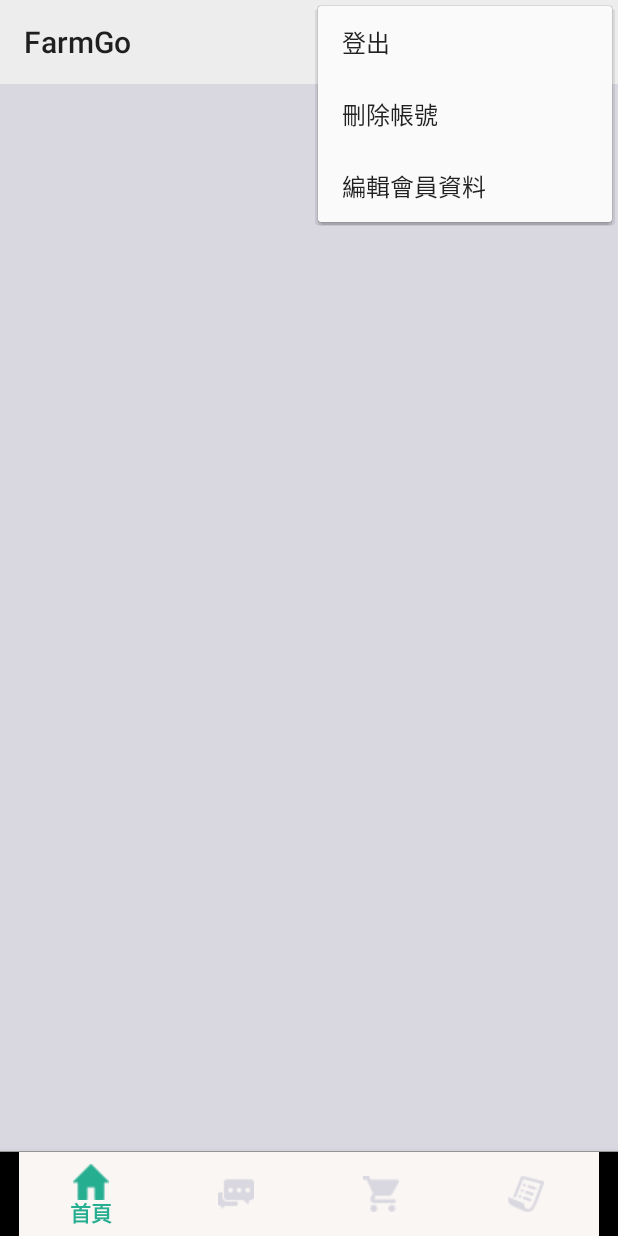
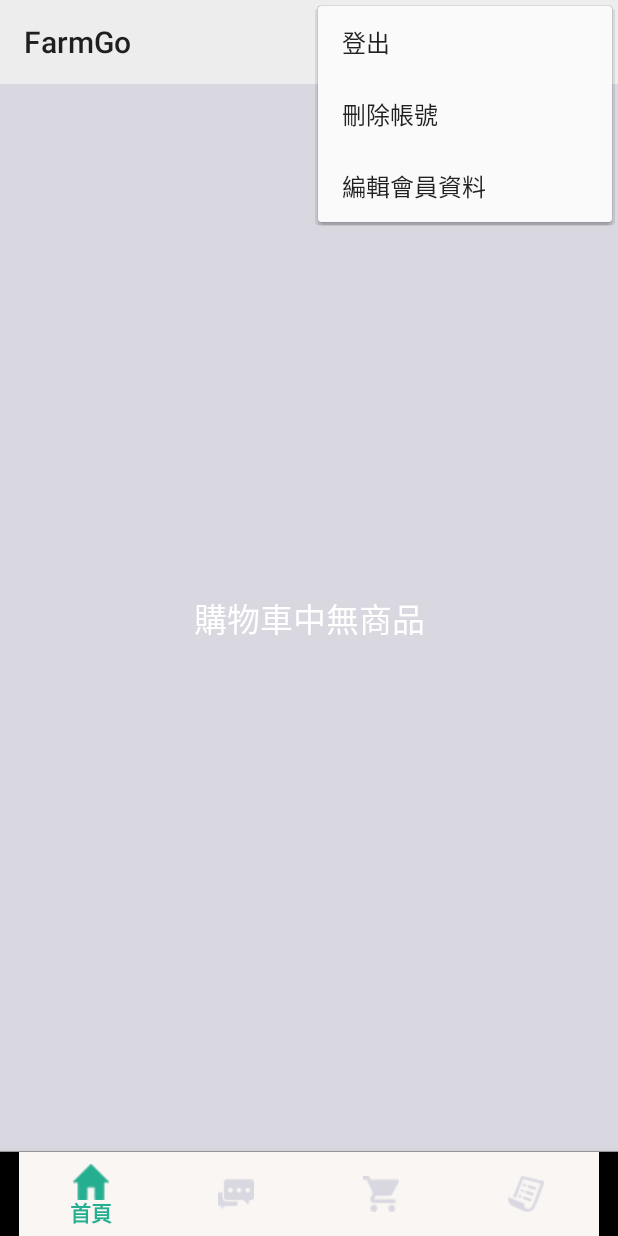
Before and after one commit to foolcodefun/FarmGo, an Android app: the fragment ShoppingCartFragment placed in its activity, with the options menu open, on a phone screen of 412 x 824 dp. Run offline under Robolectric (Android 15) with nearby library versions, the phone set to English and light mode, and no system bars; our stand-ins replace Firebase (no records; nobody signed in at launch, a user with empty details on screens opened directly).

Commit message:
shoppingcart no product notice

```diff
--- a/app/src/main/java/com/little/farmgo/Fragment/ShoppingCartFragment.java
+++ b/app/src/main/java/com/little/farmgo/Fragment/ShoppingCartFragment.java
@@ -40,6 +40,7 @@ public class ShoppingCartFragment extends Fragment implements View.OnClickListen
     private TextView mAmountTextView;
     private Adapter mAdapter;
     private Toolbar mToolbar;
+    private TextView mNotice;
 
     @Nullable
     @Override
@@ -60,6 +61,7 @@ public class ShoppingCartFragment extends Fragment implements View.OnClickListen
         mSendOrderButton.setOnClickListener(this);
         mAmountTextView = view.findViewById(R.id.amount);
         mToolbar = view.findViewById(R.id.toolbar);
+        mNotice = view.findViewById(R.id.notice);
 
         mAdapter = new Adapter(shoppingListRepository, getContext());
         mRecyclerView.setAdapter(mAdapter);
@@ -74,9 +76,11 @@ public class ShoppingCartFragment extends Fragment implements View.OnClickListen
         if (visible) {
             mSendOrderButton.setVisibility(View.VISIBLE);
             mAmountTextView.setVisibility(View.VISIBLE);
+            mNotice.setVisibility(View.GONE);
         } else {
             mSendOrderButton.setVisibility(View.INVISIBLE);
             mAmountTextView.setVisibility(View.INVISIBLE);
+            mNotice.setVisibility(View.VISIBLE);
         }
     }
 
--- a/app/src/main/res/layout/fragment_shopping_chart_list.xml
+++ b/app/src/main/res/layout/fragment_shopping_chart_list.xml
@@ -2,6 +2,7 @@
 <android.support.constraint.ConstraintLayout
     xmlns:android="http://schemas.android.com/apk/res/android"
     xmlns:app="http://schemas.android.com/apk/res-auto"
+    xmlns:tools="http://schemas.android.com/tools"
     android:layout_width="match_parent"
     android:layout_height="match_parent"
     android:background="@color/gray">
@@ -58,4 +59,19 @@
         app:layout_constraintEnd_toEndOf="parent"
         app:layout_constraintHorizontal_bias="0.0"
         app:layout_constraintStart_toStartOf="parent"/>
+
+    <TextView
+        android:id="@+id/notice"
+        android:layout_width="wrap_content"
+        android:layout_height="wrap_content"
+        android:layout_marginBottom="8dp"
+        android:layout_marginEnd="8dp"
+        android:layout_marginStart="8dp"
+        android:layout_marginTop="8dp"
+        android:text="購物車中無商品"
+        android:textAppearance="@style/TextAppearance.AppCompat.Large.Inverse"
+        app:layout_constraintBottom_toBottomOf="parent"
+        app:layout_constraintEnd_toEndOf="@+id/shopping_cart_list"
+        app:layout_constraintStart_toStartOf="parent"
+        app:layout_constraintTop_toTopOf="@+id/shopping_cart_list"/>
 </android.support.constraint.ConstraintLayout>
```
